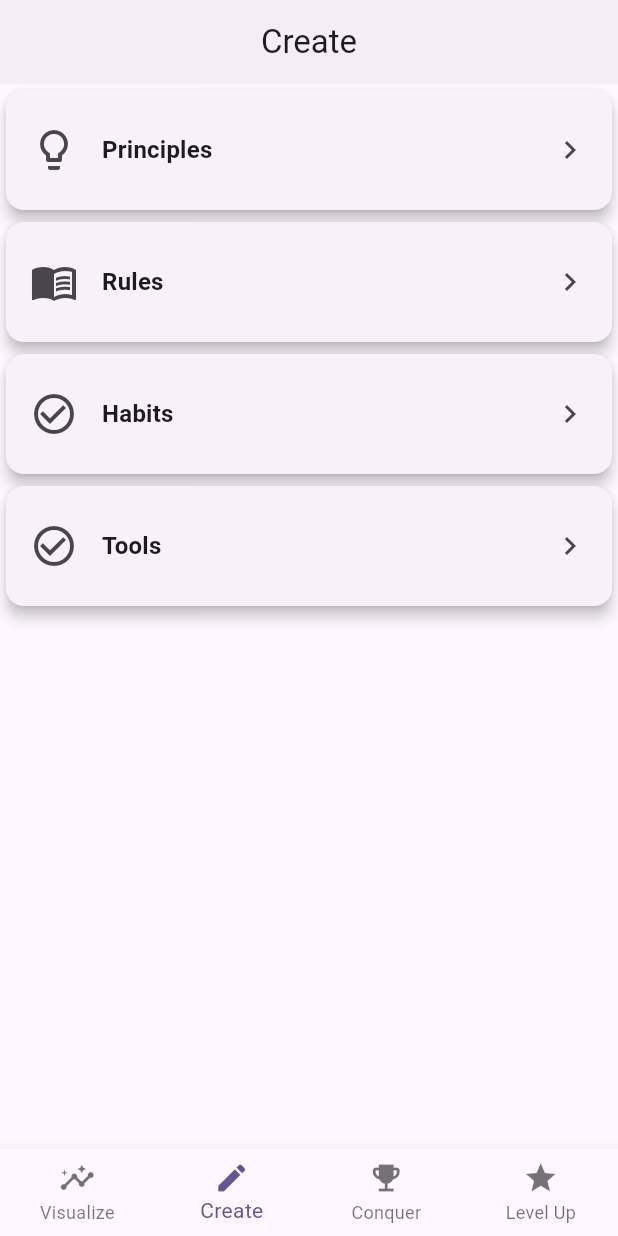
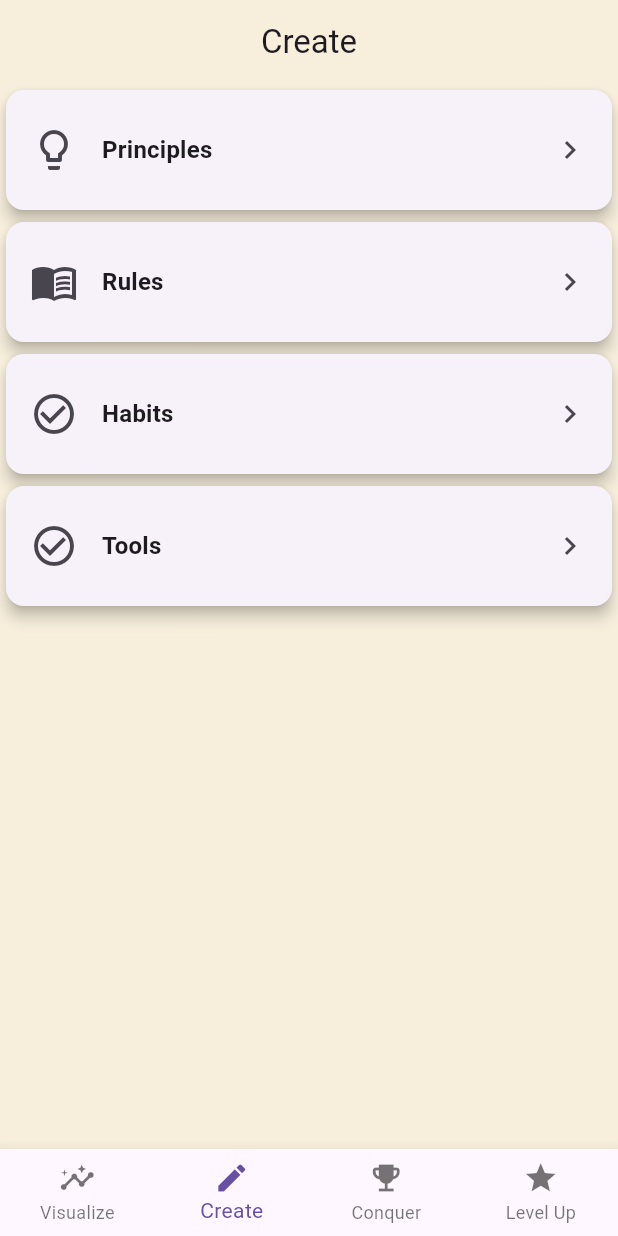
Before and after one commit to johnywakim02/strive-flow, a Flutter app: the screen it shows after launch, item 2 of the bottom bar chosen, on a phone screen of 412 x 824 dp. Run offline on Flutter 3.47's test engine with Material 3 defaults, Android fonts, the phone set to English and light mode, and no system bars; our stand-ins replace flutter_markdown_plus, freezed_annotation, go_router, hive_ce, hive_ce_flutter; accounts and stored records are empty.

Commit message:
centralized colors into a theme extension from which they can be changed depending on purpose rather than color name

```diff
--- /dev/null
+++ b/lib/core/colors/app_theme_extension.dart
@@ -0,0 +1,47 @@
+import 'package:flutter/material.dart';
+import 'package:strive_flow/core/colors/app_colors.dart';
+
+
+class AppThemeExtension extends ThemeExtension<AppThemeExtension> {
+
+  final Color backgroundColor;
+  final Color tileGradientFirstColor;
+  final Color tileGradientSecondColor;
+
+  AppThemeExtension({
+    required this.backgroundColor,
+    required this.tileGradientFirstColor,
+    required this.tileGradientSecondColor,
+  });
+
+  @override
+  ThemeExtension<AppThemeExtension> copyWith({
+    Color? backgroundColor,
+    Color? tileGradientFirstColor,
+    Color? tileGradientSecondColor,
+  }){
+    return AppThemeExtension(
+      backgroundColor: backgroundColor ?? this.backgroundColor,
+      tileGradientFirstColor: tileGradientFirstColor ?? this.tileGradientFirstColor,
+      tileGradientSecondColor: tileGradientSecondColor ?? this.tileGradientSecondColor,
+    );
+  }
+
+  @override
+  ThemeExtension<AppThemeExtension> lerp(covariant ThemeExtension<AppThemeExtension>? other, double t) {
+    if (other is! AppThemeExtension){
+      return this;
+    }
+    return AppThemeExtension(
+      backgroundColor: Color.lerp(backgroundColor, other.backgroundColor, t)!,
+      tileGradientFirstColor: Color.lerp(tileGradientFirstColor, other.tileGradientFirstColor, t)!,
+      tileGradientSecondColor: Color.lerp(tileGradientSecondColor, other.tileGradientSecondColor, t)!,
+    );
+  }
+}
+
+final AppThemeExtension appThemeExtension = AppThemeExtension(
+  backgroundColor: AppColors.linen,
+  tileGradientFirstColor: AppColors.lightButterCream,
+  tileGradientSecondColor: AppColors.softGoldenPeach
+);
--- a/lib/core/navigation/go_router_routes.dart
+++ b/lib/core/navigation/go_router_routes.dart
@@ -1,5 +1,6 @@
 import 'package:flutter/material.dart';
 import 'package:go_router/go_router.dart';
+import 'package:strive_flow/core/colors/app_theme_extension.dart';
 import 'package:strive_flow/core/navigation/go_router_paths.dart';
 import 'package:strive_flow/core/ui/pages/tabbed_scaffold.dart';
 import 'package:strive_flow/ui/create/create_page.dart';
@@ -27,9 +28,14 @@ GoRouter router = GoRouter(
           else
             GoRoute(
               path: GoRouterPaths.tabRoutes[i],
-              builder: (context, state) => Scaffold(
-                body: Center(child: Text(GoRouterPaths.tabRoutes[i]))
-              )
+              builder: (context, state) {
+                final AppThemeExtension colorScheme = Theme.of(context).extension<AppThemeExtension>()!;
+
+                return Scaffold(
+                  backgroundColor: colorScheme.backgroundColor,
+                  body: Center(child: Text(GoRouterPaths.tabRoutes[i]))
+                );
+              }
             )
       ],
     ),
--- a/lib/core/ui/pages/tabbed_scaffold.dart
+++ b/lib/core/ui/pages/tabbed_scaffold.dart
@@ -22,6 +22,7 @@ class TabbedScaffold extends StatelessWidget{
 
   @override
   Widget build(BuildContext context) {
+
     return Scaffold(
       body: child,
       bottomNavigationBar: BottomNavigationBar(
--- a/lib/main.dart
+++ b/lib/main.dart
@@ -3,6 +3,7 @@ import 'dart:io' as io;
 import 'package:flutter/foundation.dart';
 import 'package:flutter/material.dart';
 import 'package:hive_ce_flutter/adapters.dart';
+import 'package:strive_flow/core/colors/app_theme_extension.dart';
 import 'package:strive_flow/core/navigation/go_router_routes.dart';
 import 'package:path_provider/path_provider.dart' as path_provider;
 import 'package:strive_flow/domain/models/principle/principle.dart';
@@ -30,9 +31,12 @@ class MyApp extends StatelessWidget {
   Widget build(BuildContext context) {
     return MaterialApp.router(
       title: 'Flutter Demo',
-      theme: ThemeData(
-        colorScheme: ColorScheme.fromSeed(seedColor: Colors.deepPurple),
+      theme: ThemeData.light().copyWith(
+        extensions: [
+          appThemeExtension,
+        ]
       ),
+      themeMode: ThemeMode.light,
       routerConfig: router,
     );
   }
--- a/lib/ui/create/create_page.dart
+++ b/lib/ui/create/create_page.dart
@@ -1,5 +1,6 @@
 import 'package:flutter/material.dart';
 import 'package:go_router/go_router.dart';
+import 'package:strive_flow/core/colors/app_theme_extension.dart';
 import 'package:strive_flow/core/navigation/go_router_paths.dart';
 import 'package:strive_flow/ui/create/widgets/create_option_card.dart';
 
@@ -25,38 +26,34 @@ class CreatePage extends StatelessWidget{
 
   @override
   Widget build(BuildContext context) {
-    final ColorScheme colorScheme = Theme.of(context).colorScheme;
-    final int splashOpacity = 200;
+    final AppThemeExtension colorScheme = Theme.of(context).extension<AppThemeExtension>()!;
 
     return Scaffold(
+      backgroundColor: colorScheme.backgroundColor,
       appBar: AppBar(
         title: const Text("Create"),
         centerTitle: true,
-        elevation: 2,
+        backgroundColor: colorScheme.backgroundColor,
       ),
       body: ListView(
         children: [
           CreateOptionCard(
             title: "Principles",
-            color: colorScheme.primary.withAlpha(splashOpacity),
             iconData: Icons.lightbulb_outline,
             onTap: () => handlePrinciplesOnTapped(context)
           ),
           CreateOptionCard(
             title: "Rules",
-            color: colorScheme.secondary.withAlpha(splashOpacity),
             iconData: Icons.menu_book_outlined,
             onTap: handleRulesOnTapped
           ),
           CreateOptionCard(
             title: "Habits",
-            color: colorScheme.tertiary.withAlpha(splashOpacity),
             iconData: Icons.check_circle_outline,
             onTap: handleHabitsOnTapped
           ),
           CreateOptionCard(
             title: "Tools",
-            color: colorScheme.tertiary.withAlpha(splashOpacity),
             iconData: Icons.check_circle_outline,
             onTap: handleToolsOnTapped
           ),
--- a/lib/ui/create/widgets/create_option_card.dart
+++ b/lib/ui/create/widgets/create_option_card.dart
@@ -5,13 +5,11 @@ class CreateOptionCard extends StatelessWidget {
   const CreateOptionCard({
     super.key,
     required this.title,
-    required this.color,
     required this.iconData,
     required this.onTap
   });
 
   final String title;
-  final Color color;
   final IconData iconData;
   final void Function()? onTap;
 
@@ -23,7 +21,6 @@ class CreateOptionCard extends StatelessWidget {
       elevation: 4,
       shape: RoundedRectangleBorder(borderRadius: BorderRadius.circular(12)),
       child: InkWell(
-        splashColor: color,
         onTap: onTap,
         child: ListTile(
           contentPadding: EdgeInsets.symmetric(vertical: 12.0, horizontal: 16.0),
```
